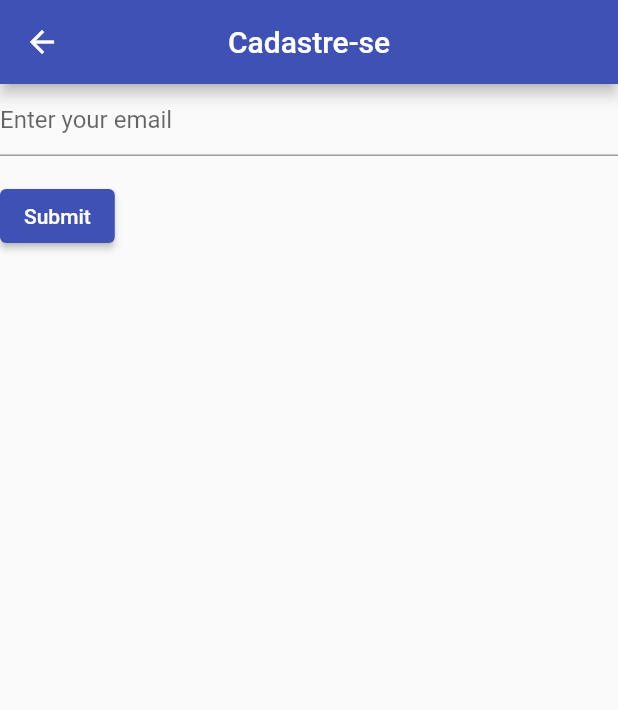
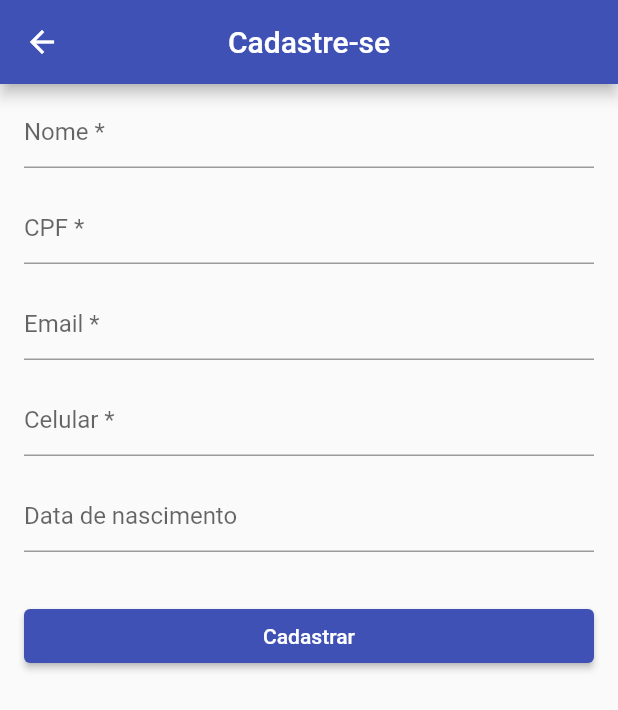
Before and after one commit to RMoroni/momo_bank_mobile, a Flutter app: the screen it shows after launch, after a tap on "Cadastre-se", on a phone screen of 412 x 824 dp. Shown: the top 710 px of the screen. Run offline on Flutter 3.47's test engine with Material 2 defaults, Android fonts, the phone set to English and light mode, and no system bars; our stand-ins replace equatable, flutter_bloc, get_it.

Commit message:
add text field in sign up, add some validators

```diff
--- a/lib/src/presenter/auth/auth.dart
+++ b/lib/src/presenter/auth/auth.dart
@@ -1 +1,2 @@
+export 'controllers/controllers.dart';
 export 'screens/screens.dart';
--- /dev/null
+++ b/lib/src/presenter/auth/controllers/controllers.dart
@@ -0,0 +1 @@
+export 'sign_up_cubit.dart';
--- /dev/null
+++ b/lib/src/presenter/auth/controllers/sign_up_cubit.dart
@@ -0,0 +1,16 @@
+import 'package:equatable/equatable.dart';
+import 'package:flutter/material.dart';
+import 'package:flutter_bloc/flutter_bloc.dart';
+
+part 'sign_up_state.dart';
+
+class SignUpCubit extends Cubit<SignUpState> {
+  SignUpCubit(super.initialState);
+
+  final TextEditingController nameController = TextEditingController();
+  final TextEditingController emailController = TextEditingController();
+  final TextEditingController documentNumberController = TextEditingController();
+  final TextEditingController phoneController = TextEditingController();
+  final TextEditingController birthDateController = TextEditingController();
+
+}
--- /dev/null
+++ b/lib/src/presenter/auth/controllers/sign_up_state.dart
@@ -0,0 +1,20 @@
+part of 'sign_up_cubit.dart';
+
+class SignUpState extends Equatable {
+  const SignUpState({
+    this.loading = false,
+  });
+
+  final bool loading;
+
+  @override
+  List<Object?> get props => [loading];
+
+  SignUpState copyWith({
+    bool? loading,
+  }) {
+    return SignUpState(
+      loading: loading ?? this.loading,
+    );
+  }
+}
--- a/lib/src/presenter/auth/screens/sign_up_screen.dart
+++ b/lib/src/presenter/auth/screens/sign_up_screen.dart
@@ -1,17 +1,34 @@
 import 'package:flutter/material.dart';
+import 'package:flutter_bloc/flutter_bloc.dart';
 import 'package:ryuk_bank_mobile/src/app/injectable/injectable.dart';
 import 'package:ryuk_bank_mobile/src/app/navigation/navigation.dart';
+import 'package:ryuk_bank_mobile/src/presenter/auth/auth.dart';
+import 'package:ryuk_bank_mobile/src/presenter/shared/shared.dart';
 
-class SignUpScreen extends StatefulWidget {
+class SignUpScreen extends StatelessWidget {
   const SignUpScreen({super.key});
 
   @override
-  State<StatefulWidget> createState() => _SignUpScreenState();
+  Widget build(BuildContext context) {
+    return BlocProvider(
+      create: (_) => SignUpCubit(const SignUpState()),
+      child: const SignUpContent(),
+    );
+  }
 }
 
-class _SignUpScreenState extends State<SignUpScreen> {
+class SignUpContent extends StatefulWidget {
+  const SignUpContent({super.key});
+
+  @override
+  State<StatefulWidget> createState() => _SignUpContentState();
+}
+
+class _SignUpContentState extends State<SignUpContent> {
   final GlobalKey<FormState> _formKey = GlobalKey<FormState>();
   final navigator = injectable.get<NavigatorInterface>();
+
+  SignUpCubit get _cubit => BlocProvider.of<SignUpCubit>(context);
 
   @override
   Widget build(BuildContext context) {
@@ -26,37 +43,84 @@ class _SignUpScreenState extends State<SignUpScreen> {
           icon: const Icon(Icons.arrow_back),
         ),
       ),
-      body: Form(
+      body: SingleChildScrollView(
+        physics: const BouncingScrollPhysics(),
+        child: Padding(
+          padding: const EdgeInsets.symmetric(vertical: 8, horizontal: 16),
+          child: Form(
+            key: _formKey,
             child: Column(
               crossAxisAlignment: CrossAxisAlignment.start,
               children: <Widget>[
                 TextFormField(
+                  controller: _cubit.nameController,
+                  textInputAction: TextInputAction.next,
                   decoration: const InputDecoration(
-                hintText: 'Enter your email',
+                    hintText: 'Nome *',
                   ),
-              validator: (String? value) {
-                if (value == null || value.isEmpty) {
-                  return 'Please enter some text';
-                }
-                return null;
-              },
+                  validator: (String? value) => nameValidator(value),
                 ),
-            Padding(
-              padding: const EdgeInsets.symmetric(vertical: 16.0),
+                const SizedBox(height: 16,),
+                TextFormField(
+                  controller: _cubit.documentNumberController,
+                  textInputAction: TextInputAction.next,
+                  keyboardType: TextInputType.number,
+                  decoration: const InputDecoration(
+                    hintText: 'CPF *',
+                  ),
+                  validator: (String? value) => documentNumberValidator(value),
+                ),
+                const SizedBox(height: 16,),
+                TextFormField(
+                  controller: _cubit.emailController,
+                  textInputAction: TextInputAction.next,
+                  decoration: const InputDecoration(
+                    hintText: 'Email *',
+                  ),
+                  validator: (String? value) => emailValidator(value),
+                ),
+                const SizedBox(height: 16,),
+                TextFormField(
+                  controller: _cubit.phoneController,
+                  textInputAction: TextInputAction.next,
+                  keyboardType: TextInputType.number,
+                  decoration: const InputDecoration(
+                    hintText: 'Celular *',
+                  ),
+                  validator: (String? value) => phoneValidator(value),
+                ),
+                const SizedBox(height: 16,),
+                TextFormField(
+                  controller: _cubit.birthDateController,
+                  textInputAction: TextInputAction.next,
+                  keyboardType: TextInputType.number,
+                  decoration: const InputDecoration(
+                    hintText: 'Data de nascimento',
+                  ),
+                  validator: (String? value) => birthDateValidator(value),
+                ),
+                const SizedBox(height: 32,),
+                Row(
+                  children: [
+                    Expanded(
                       child: ElevatedButton(
-                onPressed: () {
-                  // Validate will return true if the form is valid, or false if
-                  // the form is invalid.
-                  if (_formKey.currentState!.validate()) {
-                    // Process data.
-                  }
-                },
-                child: const Text('Submit'),
+                        onPressed: _submit,
+                        child: const Text('Cadastrar'),
                       ),
                     ),
                   ],
                 ),
+              ],
+            ),
+          ),
+        ),
       ),
     );
   }
+
+  void _submit() {
+    if (_formKey.currentState!.validate()) {
+      // Process data.
     }
+  }
+}
--- a/lib/src/presenter/shared/shared.dart
+++ b/lib/src/presenter/shared/shared.dart
@@ -0,0 +1 @@
+export 'validators/validators.dart';
--- /dev/null
+++ b/lib/src/presenter/shared/validators/validators.dart
@@ -0,0 +1 @@
+export 'text_input_validators.dart';
--- a/pubspec.yaml
+++ b/pubspec.yaml
@@ -36,6 +36,8 @@ dependencies:
   # Use with the CupertinoIcons class for iOS style icons.
   cupertino_icons: ^1.0.2
   get_it: ^7.2.0
+  flutter_bloc: ^8.1.2
+  equatable: ^2.0.5
 
 dev_dependencies:
   flutter_test:
```
Also changed, not shown: lib/src/presenter/shared/validators/text_input_validators.dart (added, +36 -0 lines). Lines whose indentation alone changed are shown as unchanged.
